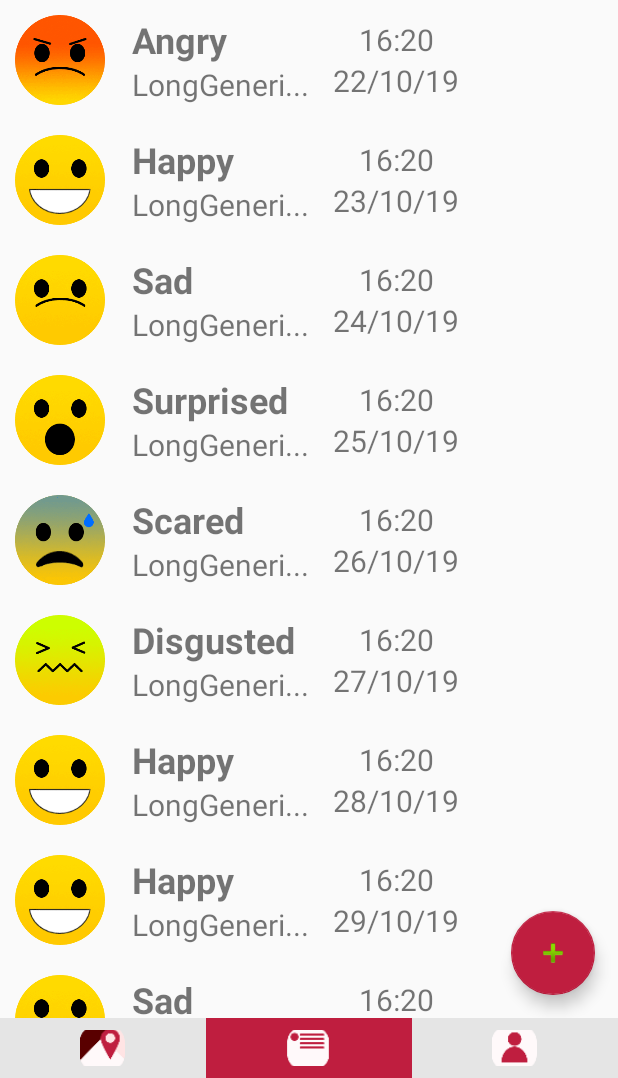
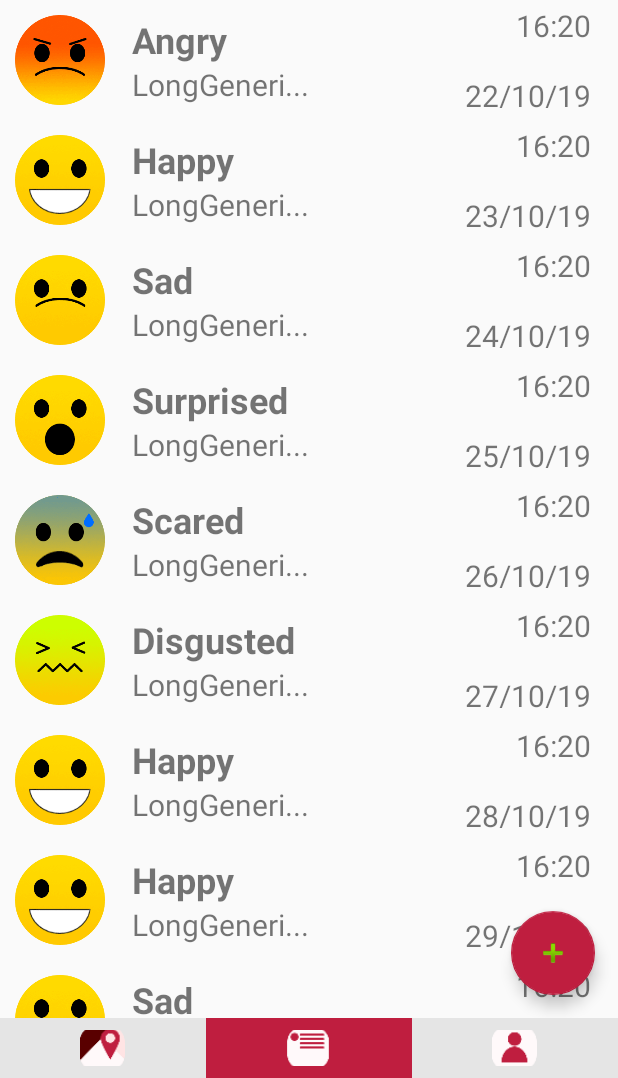
Before and after one commit to CMPUT301F19T27/FindMyFeelings, an Android app: the screen it shows after launch once a user with an empty profile is signed in (HomePageActivity), on a phone screen of 412 x 824 dp, the part 158-1236 px from its top. Run offline under Robolectric (Android 15) with nearby library versions, the phone set to English and light mode, and no system bars; our stand-ins replace Firebase (no records; nobody signed in at launch, a user with empty details on screens opened directly).

Commit message:
minor change to mood layout

```diff
--- a/app/src/main/res/layout/mood_list_content.xml
+++ b/app/src/main/res/layout/mood_list_content.xml
@@ -1,5 +1,7 @@
 <?xml version="1.0" encoding="utf-8"?>
 <LinearLayout xmlns:android="http://schemas.android.com/apk/res/android"
+    xmlns:tools="http://schemas.android.com/tools"
+    xmlns:app="http://schemas.android.com/apk/res-auto"
     android:orientation="horizontal"
     android:layout_width="match_parent"
     android:layout_height="wrap_content">
@@ -36,12 +38,14 @@
     </LinearLayout>
 
 
-    <LinearLayout
+    <androidx.constraintlayout.widget.ConstraintLayout
         android:layout_width="wrap_content"
         android:layout_height="match_parent"
         android:gravity="center_vertical"
         android:orientation="vertical"
-        android:padding="8dp">
+        android:padding="8dp"
+        android:layout_weight="1"
+        >
 
         <TextView
             android:id="@+id/time_text"
@@ -49,7 +53,13 @@
             android:layout_height="wrap_content"
             android:gravity="center_horizontal"
             android:text="hh:mm"
-            android:textSize="20sp" />
+            android:textSize="20sp"
+            android:textAlignment="viewEnd"
+            android:padding="10dp"
+            tools:ignore="RtlCompat"
+            app:layout_constraintBottom_toTopOf="@id/date_text"
+            app:layout_constraintTop_toTopOf="parent"
+            app:layout_constraintEnd_toEndOf="parent"/>
 
         <TextView
             android:id="@+id/date_text"
@@ -57,8 +67,12 @@
             android:layout_height="wrap_content"
             android:gravity="center_horizontal"
             android:text="dd/mm/yy"
-            android:textSize="20sp" />
+            android:textSize="20sp"
+            android:padding="10dp"
+            app:layout_constraintBottom_toBottomOf="parent"
+            app:layout_constraintEnd_toEndOf="parent"
+            app:layout_constraintTop_toBottomOf="@id/time_text"/>
 
-    </LinearLayout>
+    </androidx.constraintlayout.widget.ConstraintLayout>
 
 </LinearLayout>
```
